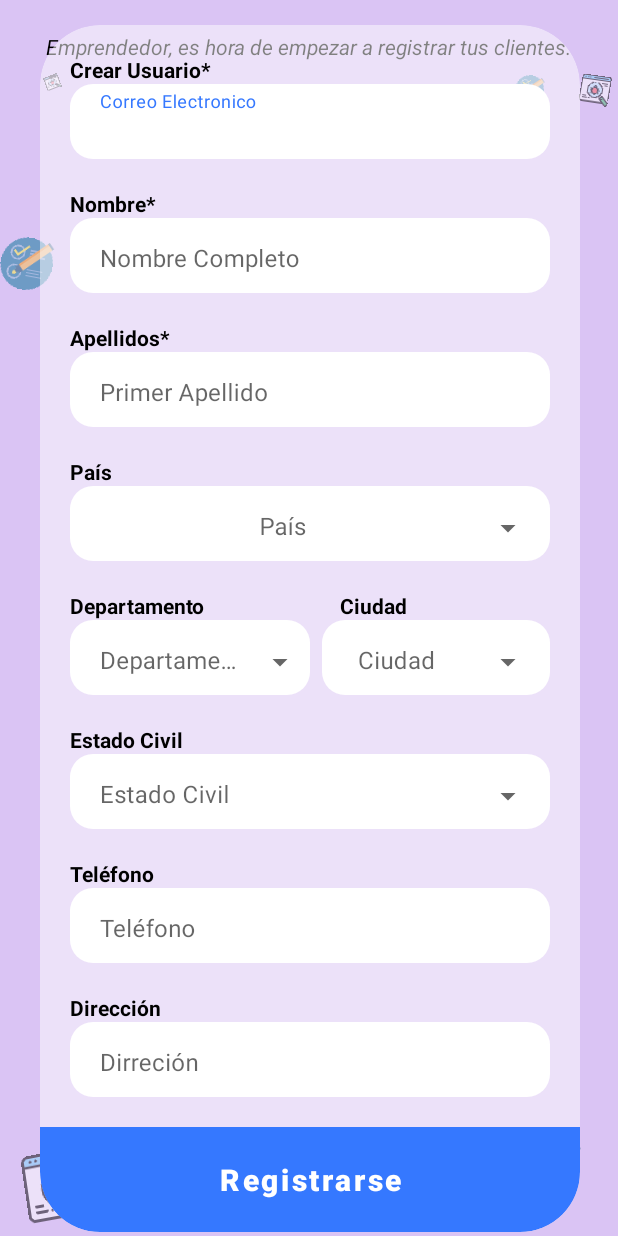
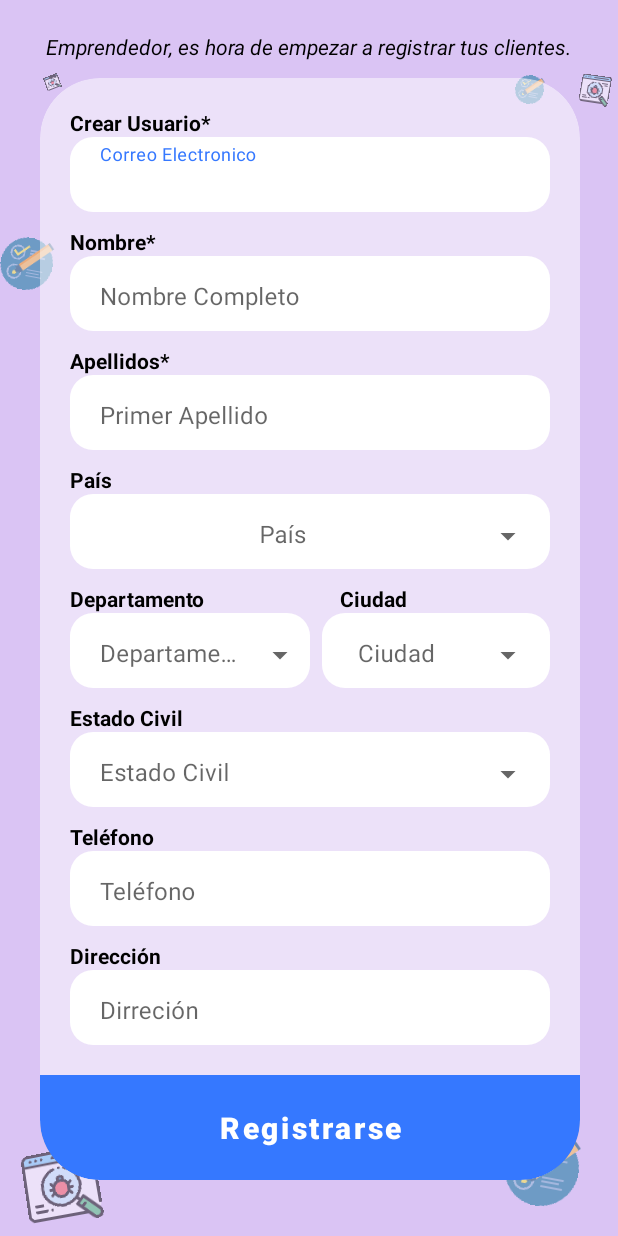
Before and after one commit to JohnEstebanAP/Pruebas_de_software, an Android app: the RegisterActivity screen opened directly, with no data from a screen before it, on a phone screen of 412 x 824 dp. Run offline under Robolectric (Android 15) with nearby library versions, the phone set to English and light mode, and no system bars; 5 statements that could not run were skipped.

Commit message:
coreccion de bugs parte 3

```diff
--- a/app/src/main/java/com/johnestebanap/pruebasdesoftware/RegisterActivity.kt
+++ b/app/src/main/java/com/johnestebanap/pruebasdesoftware/RegisterActivity.kt
@@ -90,6 +90,7 @@ class RegisterActivity : AppCompatActivity() {
                 if (edt_estado_civil.text.toString().length >= 5) {
                     edt_estado_civil.inputType = InputType.TYPE_TEXT_FLAG_AUTO_COMPLETE
                     lyt_estado_civil.endIconMode = TextInputLayout.END_ICON_CLEAR_TEXT
+                    edt_telefono.requestFocus()
                 }
                 edt_estado_civil.keyListener = null
             }
@@ -296,6 +297,8 @@ class RegisterActivity : AppCompatActivity() {
         edt_departmen.setText("")
         edt_city.setText("")
         edt_direccion.setText("")
+        ed_pais.text.clear()
+        edt_telefono.text?.clear()
     }
 
     fun AlertRegistroexitoso() {
--- a/app/src/main/res/layout/activity_register.xml
+++ b/app/src/main/res/layout/activity_register.xml
@@ -191,7 +191,7 @@
                     <TextView
                         android:layout_width="match_parent"
                         android:layout_height="wrap_content"
-                        android:layout_marginTop="20dp"
+                        android:layout_marginTop="10dp"
                         android:text="Nombre*"
                         android:textColor="@color/black"
                         android:textStyle="bold"
@@ -237,7 +237,7 @@
                         android:id="@+id/textView9"
                         android:layout_width="match_parent"
                         android:layout_height="wrap_content"
-                        android:layout_marginTop="20dp"
+                        android:layout_marginTop="10dp"
                         android:text="Apellidos*"
                         android:textColor="@color/black"
                         android:textStyle="bold"
@@ -286,7 +286,7 @@
                     <TextView
                         android:layout_width="match_parent"
                         android:layout_height="wrap_content"
-                        android:layout_marginTop="20dp"
+                        android:layout_marginTop="10dp"
                         android:text="País"
                         android:textColor="@color/black"
                         android:textStyle="bold" />
@@ -332,7 +332,7 @@
                         android:id="@+id/txt_departamento"
                         android:layout_width="160dp"
                         android:layout_height="wrap_content"
-                        android:layout_marginTop="20dp"
+                        android:layout_marginTop="10dp"
                         android:layout_marginEnd="10dp"
                         android:text="Departamento"
                         android:textColor="@color/black"
@@ -343,7 +343,7 @@
                         android:layout_width="match_parent"
                         android:layout_height="wrap_content"
                         android:layout_marginStart="10dp"
-                        android:layout_marginTop="20dp"
+                        android:layout_marginTop="10dp"
                         android:text="Ciudad"
                         android:textColor="@color/black"
                         android:textStyle="bold" />
@@ -413,7 +413,7 @@
                         android:id="@+id/tv_estado_civil"
                         android:layout_width="match_parent"
                         android:layout_height="wrap_content"
-                        android:layout_marginTop="20dp"
+                        android:layout_marginTop="10dp"
                         android:text="Estado Civil"
                         android:textColor="@color/black"
                         android:textStyle="bold"
@@ -461,7 +461,7 @@
                     <TextView
                         android:layout_width="match_parent"
                         android:layout_height="wrap_content"
-                        android:layout_marginTop="20dp"
+                        android:layout_marginTop="10dp"
                         android:text="Teléfono"
                         android:textColor="@color/black"
                         android:textStyle="bold" />
@@ -508,7 +508,7 @@
                     <TextView
                         android:layout_width="match_parent"
                         android:layout_height="wrap_content"
-                        android:layout_marginTop="20dp"
+                        android:layout_marginTop="10dp"
                         android:text="Dirección"
                         android:textColor="@color/black"
                         android:textStyle="bold" />
```
